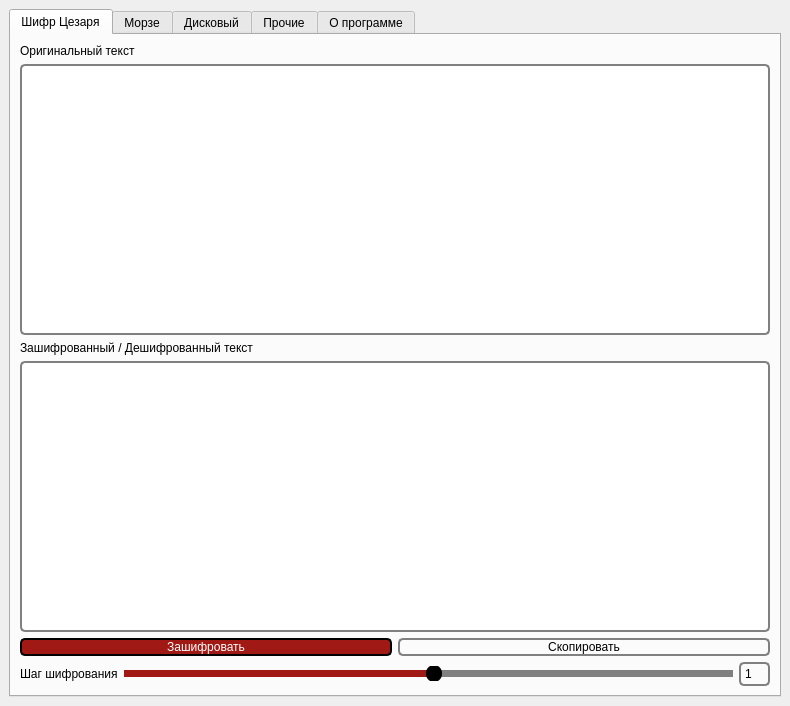
eidzokumakura/universal_encoder, file design.ui: the form before one commit.
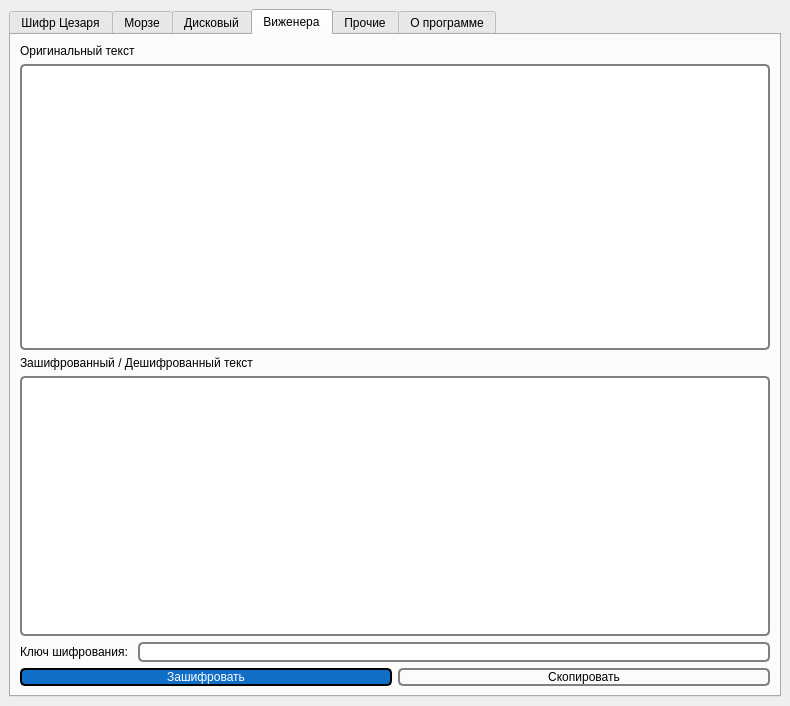
The form after the commit. The open tabs and pages were chosen to show the change. Icons and pictures are not drawn.

The edit to the form file:
```diff
--- a/design.ui
+++ b/design.ui
@@ -24,7 +24,7 @@
    <string notr="true"/>
   </property>
   <widget class="QWidget" name="centralwidget">
-   <layout class="QVBoxLayout" name="verticalLayout_4">
+   <layout class="QHBoxLayout" name="horizontalLayout_3">
     <item>
      <widget class="QTabWidget" name="tabWidget">
       <property name="currentIndex">
@@ -471,6 +471,135 @@
         </property>
        </widget>
       </widget>
+      <widget class="QWidget" name="vigenere">
+       <property name="styleSheet">
+        <string notr="true">QTextEdit {
+	background: white;
+    border: 2px solid gray;
+    border-radius: 5px;
+	font: 12pt &quot;Bookman Old Style&quot;;
+}
+
+QLineEdit {
+ background: white;
+    border: 2px solid gray;
+    border-radius: 5px;
+	font: 12pt &quot;Bookman Old Style&quot;;
+}
+
+QPushButton {
+    border: 2px solid gray;
+    border-radius: 5px;
+    font: 700 12pt &quot;Bookman Old Style&quot;;
+}
+QPushButton:hover {
+    border-color: #106ec7;
+}
+
+QPushButton:pressed {
+    border: 4px solid #106ec7;
+    border-radius: 5px;
+}
+QPushButton:checked {
+    color: white;
+    background-color: #106ec7;
+    border: 2px solid black;
+    border-radius: 5px;
+}
+QLabel {
+    font: 500 11pt &quot;Bookman Old Style&quot;;
+}</string>
+       </property>
+       <attribute name="title">
+        <string>Виженера</string>
+       </attribute>
+       <layout class="QHBoxLayout" name="horizontalLayout_4">
+        <item>
+         <layout class="QVBoxLayout" name="verticalLayout_8">
+          <item>
+           <layout class="QVBoxLayout" name="original_text_2">
+            <item>
+             <widget class="QLabel" name="label_13">
+              <property name="text">
+               <string>Оригинальный текст</string>
+              </property>
+             </widget>
+            </item>
+            <item>
+             <widget class="QTextEdit" name="vigenere_original">
+              <property name="enabled">
+               <bool>true</bool>
+              </property>
+             </widget>
+            </item>
+           </layout>
+          </item>
+          <item>
+           <layout class="QVBoxLayout" name="encrypted_decrypted_text_2">
+            <item>
+             <widget class="QLabel" name="label_14">
+              <property name="text">
+               <string>Зашифрованный / Дешифрованный текст</string>
+              </property>
+             </widget>
+            </item>
+            <item>
+             <widget class="QTextEdit" name="vigenere_enc_dec"/>
+            </item>
+            <item>
+             <layout class="QHBoxLayout" name="key_layout_2">
+              <item>
+               <widget class="QLabel" name="label_12">
+                <property name="text">
+                 <string>Ключ шифрования: </string>
+                </property>
+               </widget>
+              </item>
+              <item>
+               <widget class="QLineEdit" name="vigenere_key"/>
+              </item>
+             </layout>
+            </item>
+           </layout>
+          </item>
+          <item>
+           <layout class="QHBoxLayout" name="buttons_2">
+            <item>
+             <widget class="QPushButton" name="action_vigenere_btn">
+              <property name="enabled">
+               <bool>true</bool>
+              </property>
+              <property name="text">
+               <string>Зашифровать</string>
+              </property>
+              <property name="icon">
+               <iconset>
+                <normaloff>:/images/padlock_unlocked.png</normaloff>
+                <normalon>:/images/padlock_locked.png</normalon>
+                <disabledoff>:/images/images/padlock_unlocked.svg</disabledoff>
+                <disabledon>:/images/images/padlock_locked.svg</disabledon>:/images/padlock_unlocked.png</iconset>
+              </property>
+              <property name="checkable">
+               <bool>true</bool>
+              </property>
+              <property name="checked">
+               <bool>true</bool>
+              </property>
+             </widget>
+            </item>
+            <item>
+             <widget class="QPushButton" name="copy_vigenere_btn">
+              <property name="text">
+               <string>Скопировать</string>
+              </property>
+             </widget>
+            </item>
+           </layout>
+          </item>
+         </layout>
+        </item>
+       </layout>
+      </widget>
       <widget class="QWidget" name="other">
        <property name="styleSheet">
         <string notr="true">QTextEdit {
```
Left out of the diff: 90 changed lines with no effect on the pictures.
